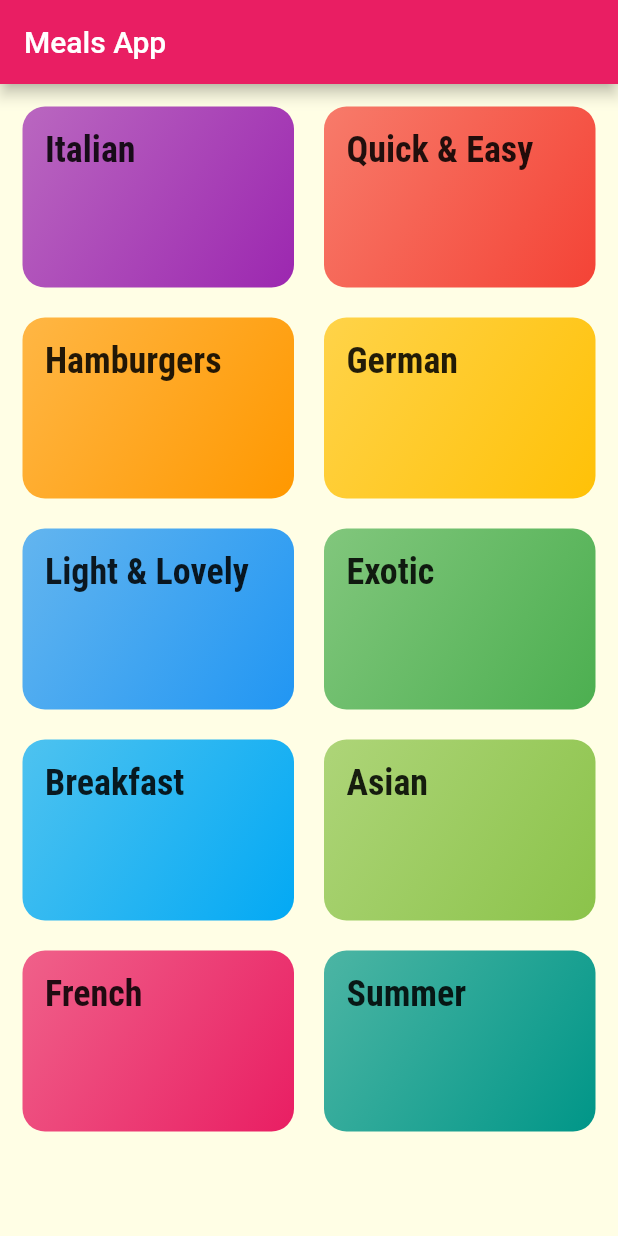
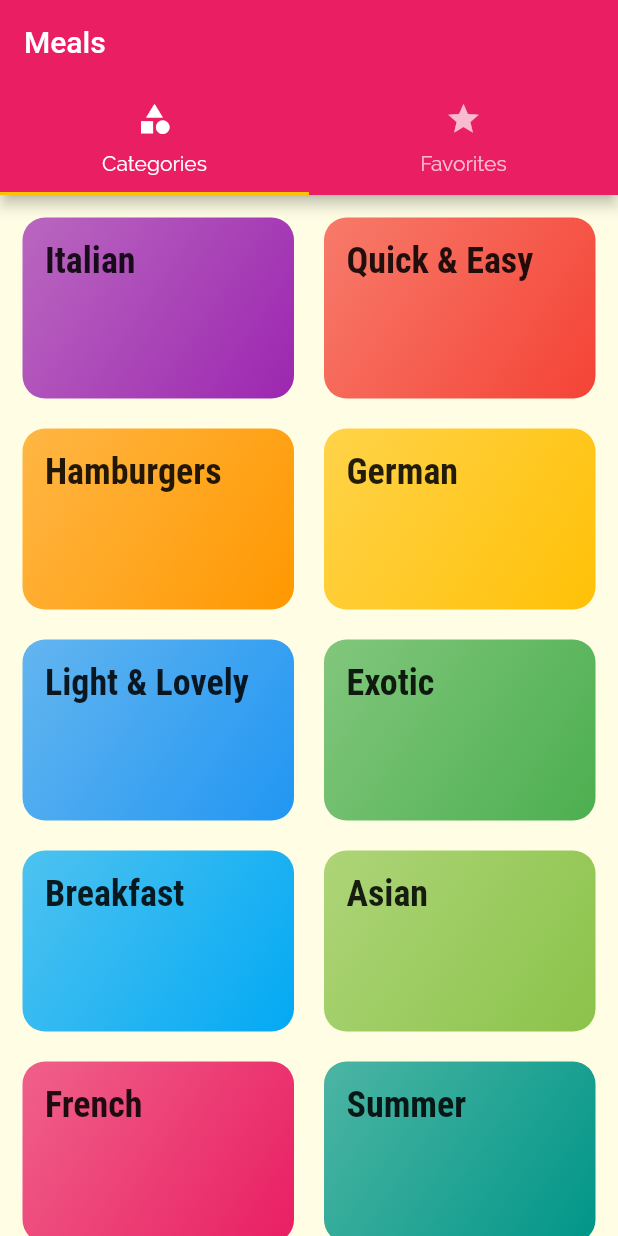
Before and after one commit to somnwal/Flutter_Example, a Flutter app: the screen it shows after launch, on a phone screen of 412 x 824 dp. Run offline on Flutter 3.47's test engine with Material 2 defaults, Android fonts, the phone set to English and light mode, and no system bars.

Commit message:
tabbar 뷰 추가

```diff
--- a/meals_app/lib/categories_screen.dart
+++ /dev/null
@@ -1,32 +0,0 @@
-import 'package:flutter/material.dart';
-import 'package:meals_app/dummy_data.dart';
-import './category_item.dart';
-
-class CategoriesScreen extends StatelessWidget {
-  const CategoriesScreen({super.key});
-
-  @override
-  Widget build(BuildContext context) {
-    return Scaffold(
-      appBar: AppBar(
-        title: const Text('Meals App'),
-      ),
-      body: GridView(
-        padding: const EdgeInsets.all(15),
-        gridDelegate: const SliverGridDelegateWithMaxCrossAxisExtent(
-          maxCrossAxisExtent: 200,
-          childAspectRatio: 3 / 2,
-          crossAxisSpacing: 20,
-          mainAxisSpacing: 20,
-        ),
-        children: DUMMY_CATEGORIES
-            .map((data) => CategoryItem(
-                  data.id,
-                  data.title,
-                  data.color,
-                ))
-            .toList(),
-      ),
-    );
-  }
-}
--- a/meals_app/lib/main.dart
+++ b/meals_app/lib/main.dart
@@ -1,6 +1,8 @@
 import 'package:flutter/material.dart';
-import 'package:meals_app/category_meals_screen.dart';
-import './categories_screen.dart';
+import 'package:meals_app/screens/category_meals_screen.dart';
+import 'package:meals_app/screens/meal_detail_screen.dart';
+import 'package:meals_app/screens/tabs_screen.dart';
+import 'screens/categories_screen.dart';
 
 void main() {
   runApp(const MyApp());
@@ -34,9 +36,23 @@ class MyApp extends StatelessWidget {
       ),
       initialRoute: '/',
       routes: {
-          '/': (ctx) => const CategoriesScreen(),
-          '/category-meals': (ctx) => const CategoryMealsScreen(),
-        });
+        '/': (ctx) => const TabScreen(),
+        CategoryMealsScreen.routeName: (ctx) => const CategoryMealsScreen(),
+        MealDetailScreen.routeName: (ctx) => const MealDetailScreen(),
+      },
+      onGenerateRoute: (settings) {
+        print(settings.arguments);
+        // return MaterialPageRoute(
+        //   builder: (ctx) => CategoriesScreen(),
+        // );
+      },
+      onUnknownRoute: (settings) {
+        print(settings.arguments);
+        return MaterialPageRoute(
+          builder: (ctx) => CategoriesScreen(),
+        );
+      },
+    );
   }
 }
 
--- /dev/null
+++ b/meals_app/lib/screens/categories_screen.dart
@@ -0,0 +1,27 @@
+import 'package:flutter/material.dart';
+import 'package:meals_app/dummy_data.dart';
+import '../widgets/category_item.dart';
+
+class CategoriesScreen extends StatelessWidget {
+  const CategoriesScreen({super.key});
+
+  @override
+  Widget build(BuildContext context) {
+    return GridView(
+      padding: const EdgeInsets.all(15),
+      gridDelegate: const SliverGridDelegateWithMaxCrossAxisExtent(
+        maxCrossAxisExtent: 200,
+        childAspectRatio: 3 / 2,
+        crossAxisSpacing: 20,
+        mainAxisSpacing: 20,
+      ),
+      children: DUMMY_CATEGORIES
+          .map((data) => CategoryItem(
+                data.id,
+                data.title,
+                data.color,
+              ))
+          .toList(),
+    );
+  }
+}
--- /dev/null
+++ b/meals_app/lib/screens/tabs_screen.dart
@@ -0,0 +1,48 @@
+import 'package:flutter/material.dart';
+import 'package:flutter/src/widgets/framework.dart';
+import 'package:flutter/src/widgets/placeholder.dart';
+import 'package:meals_app/screens/categories_screen.dart';
+import 'package:meals_app/screens/favorites_screen.dart';
+
+class TabScreen extends StatefulWidget {
+  const TabScreen({super.key});
+
+  @override
+  State<TabScreen> createState() => _TabScreenState();
+}
+
+class _TabScreenState extends State<TabScreen> {
+  @override
+  Widget build(BuildContext context) {
+    return DefaultTabController(
+      length: 2,
+      child: Scaffold(
+        appBar: AppBar(
+          title: const Text('Meals'),
+          bottom: const TabBar(
+            tabs: [
+              Tab(
+                icon: Icon(
+                  Icons.category,
+                ),
+                text: 'Categories',
+              ),
+              Tab(
+                icon: Icon(
+                  Icons.star,
+                ),
+                text: 'Favorites',
+              ),
+            ],
+          ),
+        ),
+        body: const TabBarView(
+          children: [
+            CategoriesScreen(),
+            FavoritesScreen(),
+          ],
+        ),
+      ),
+    );
+  }
+}
--- a/meals_app/lib/category_item.dart
+++ b/meals_app/lib/widgets/category_item.dart
@@ -1,6 +1,6 @@
 import 'package:flutter/material.dart';
 
-import './category_meals_screen.dart';
+import '../screens/category_meals_screen.dart';
 
 class CategoryItem extends StatelessWidget {
   final String id;
```
Also changed, not shown: meals_app/lib/screens/category_meals_screen.dart (renamed from meals_app/lib/category_meals_screen.dart, +9 -5 lines), meals_app/lib/screens/favorites_screen.dart (added, +12 -0 lines), meals_app/lib/screens/meal_detail_screen.dart (added, +63 -0 lines), meals_app/lib/widgets/meal_item.dart (added, +150 -0 lines). Lines whose indentation alone changed are shown as unchanged.
